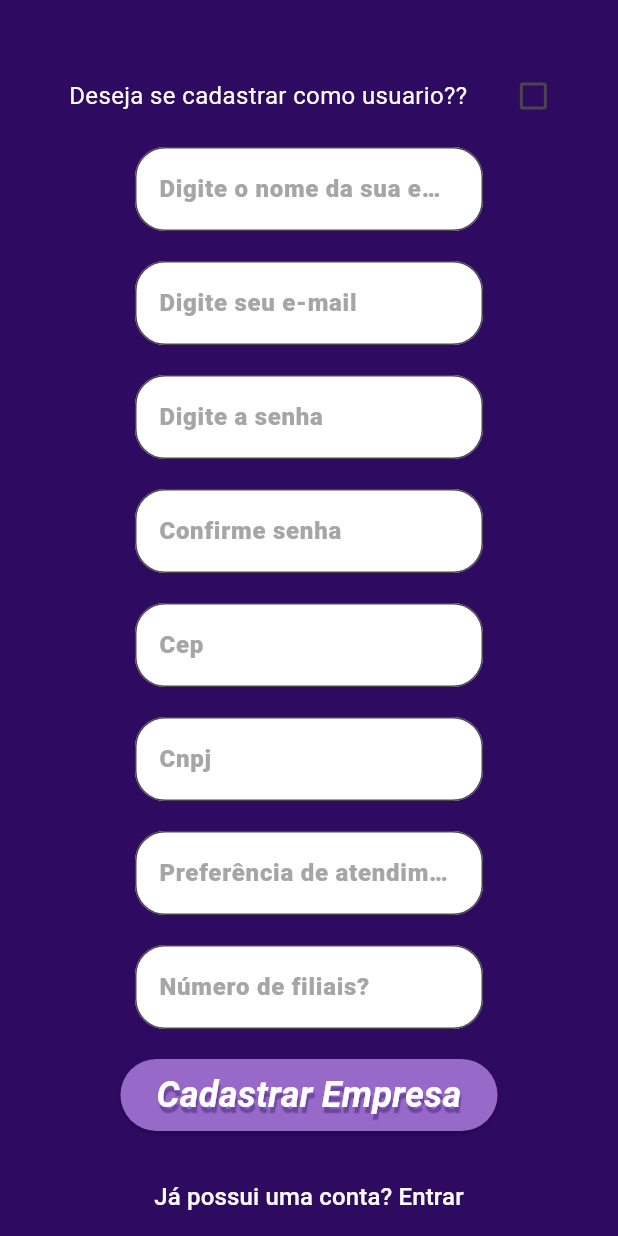
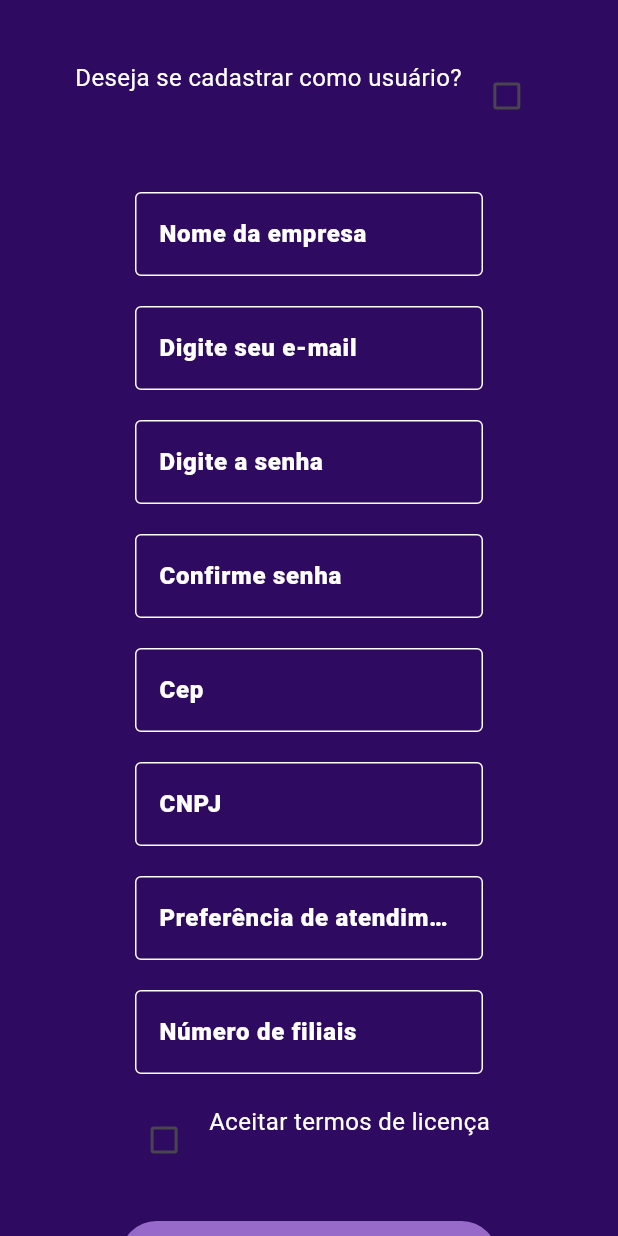
Before and after one commit to cassiojuniorr/FuraFila, a Flutter app: the RegisterCompany screen opened directly, on a phone screen of 412 x 824 dp. Run offline on Flutter 3.47's test engine with Material 3 defaults, Android fonts, the light colour scheme and no system bars; our stand-ins replace carousel_slider, cloud_firestore, firebase_auth, firebase_core, smooth_page_indicator; accounts and stored records are empty; generated files the repository leaves out were written again.

```diff
--- a/lib/main.dart
+++ b/lib/main.dart
@@ -1,5 +1,5 @@
 import 'package:flutter/material.dart';
-import 'package:fura_fila/pagesCompany/register_image_company.dart';
+import 'package:fura_fila/pagesCustomer/home_customer.dart';
 import 'package:fura_fila/pagesCustomer/login_customer.dart';
 import 'package:firebase_core/firebase_core.dart';
 import 'firebase_options.dart';
@@ -21,7 +21,7 @@ class MyApp extends StatelessWidget {
   @override
   Widget build(BuildContext context) {
     return const MaterialApp(
-      home: RegisterImageCompany(),
+      home: HomePage(),
       debugShowCheckedModeBanner: false,
     );
   }
--- a/lib/pagesCompany/register_company.dart
+++ b/lib/pagesCompany/register_company.dart
@@ -2,7 +2,6 @@ import 'package:flutter/material.dart';
 import 'package:fura_fila/helpers/RegisterHelpers.dart';
 import 'package:fura_fila/pagesCustomer/login_customer.dart';
 import '../style/form_style.dart';
-import 'package:fura_fila/services/auth_service.dart';
 
 class RegisterCompany extends StatefulWidget {
   const RegisterCompany({super.key});
@@ -82,22 +81,19 @@ class _RegisterCompany extends State<RegisterCompany> {
             child: SingleChildScrollView(
               child: Column(
                 children: [
-                  Row(
-                    mainAxisAlignment: MainAxisAlignment.center,
+                  Wrap(
+                    alignment: WrapAlignment.center,
+                    spacing: 6.0,
+                    runSpacing: 10.0,
                     children: [
-                      const Padding(
-                        padding: EdgeInsets.only(right: 10, left: 6),
-                        child: Text(
-                          'Deseja se cadastrar como usuario??',
+                      const Text(
+                        'Deseja se cadastrar como usuário?',
                         style: TextStyle(
                           color: Colors.white,
                           fontSize: 16,
                         ),
                       ),
-                      ),
-                      Padding(
-                        padding: const EdgeInsets.only(left: 10),
-                        child: Checkbox(
+                      Checkbox(
                         value: _companyregister,
                         activeColor: const Color.fromRGBO(109, 68, 160, 1),
                         onChanged: (newBool) {
@@ -107,11 +103,10 @@ class _RegisterCompany extends State<RegisterCompany> {
                           Navigator.pop(context);
                         },
                       ),
-                      ),
                     ],
                   ),
                   const SizedBox(
-                    height: 10,
+                    height: 40,
                   ),
                   Padding(
                     padding: const EdgeInsets.only(right: 50, left: 50),
@@ -119,8 +114,7 @@ class _RegisterCompany extends State<RegisterCompany> {
                       minLines: 1,
                       maxLines: 1,
                       controller: _nameCompanyController,
-                      decoration:
-                          _formStyle.fieldStyle('Digite o nome da sua empresa'),
+                      decoration: _formStyle.fieldStyleLabel('Nome da empresa'),
                     ),
                   ),
                   const SizedBox(
@@ -130,7 +124,8 @@ class _RegisterCompany extends State<RegisterCompany> {
                     padding: const EdgeInsets.only(right: 50, left: 50),
                     child: TextFormField(
                       controller: _emailCompanyController,
-                      decoration: _formStyle.fieldStyle('Digite seu e-mail'),
+                      decoration:
+                          _formStyle.fieldStyleLabel('Digite seu e-mail'),
                     ),
                   ),
                   const SizedBox(
@@ -140,7 +135,7 @@ class _RegisterCompany extends State<RegisterCompany> {
                     padding: const EdgeInsets.only(right: 50, left: 50),
                     child: TextFormField(
                       controller: _passwordCompanyController,
-                      decoration: _formStyle.fieldStyle('Digite a senha'),
+                      decoration: _formStyle.fieldStyleLabel('Digite a senha'),
                       obscureText: true,
                     ),
                   ),
@@ -151,7 +146,7 @@ class _RegisterCompany extends State<RegisterCompany> {
                     padding: const EdgeInsets.only(right: 50, left: 50),
                     child: TextFormField(
                       controller: _passwordConfirmCompanyController,
-                      decoration: _formStyle.fieldStyle('Confirme senha'),
+                      decoration: _formStyle.fieldStyleLabel('Confirme senha'),
                       obscureText: true,
                     ),
                   ),
@@ -162,8 +157,7 @@ class _RegisterCompany extends State<RegisterCompany> {
                     padding: const EdgeInsets.only(right: 50, left: 50),
                     child: TextFormField(
                       controller: _cepCompanyController,
-                      decoration: _formStyle.fieldStyle('Cep'),
-                      obscureText: true,
+                      decoration: _formStyle.fieldStyleLabel('Cep'),
                     ),
                   ),
                   const SizedBox(
@@ -173,8 +167,7 @@ class _RegisterCompany extends State<RegisterCompany> {
                     padding: const EdgeInsets.only(right: 50, left: 50),
                     child: TextFormField(
                       controller: _cnpjCompanyController,
-                      decoration: _formStyle.fieldStyle('Cnpj'),
-                      obscureText: true,
+                      decoration: _formStyle.fieldStyleLabel('CNPJ'),
                     ),
                   ),
                   const SizedBox(
@@ -184,9 +177,8 @@ class _RegisterCompany extends State<RegisterCompany> {
                     padding: const EdgeInsets.only(right: 50, left: 50),
                     child: TextFormField(
                       controller: _queueCompanyController,
-                      decoration: _formStyle.fieldStyle(
+                      decoration: _formStyle.fieldStyleLabel(
                           'Preferência de atendimento online (1-10)'),
-                      obscureText: true,
                     ),
                   ),
                   const SizedBox(
@@ -196,12 +188,38 @@ class _RegisterCompany extends State<RegisterCompany> {
                     padding: const EdgeInsets.only(right: 50, left: 50),
                     child: TextFormField(
                       controller: _filiaisCompanyController,
-                      decoration: _formStyle.fieldStyle('Número de filiais?'),
-                      obscureText: true,
+                      decoration:
+                          _formStyle.fieldStyleLabel('Número de filiais'),
                     ),
                   ),
                   const SizedBox(
                     height: 20,
+                  ),
+                  Wrap(
+                    alignment: WrapAlignment.center,
+                    spacing: 6.0,
+                    runSpacing: 10.0,
+                    children: [
+                      Checkbox(
+                        value: _termos,
+                        activeColor: const Color.fromRGBO(109, 68, 160, 1),
+                        onChanged: (newBool) {
+                          setState(() {
+                            _termos = newBool!;
+                          });
+                        },
+                      ),
+                      const Text(
+                        'Aceitar termos de licença',
+                        style: TextStyle(
+                          color: Colors.white,
+                          fontSize: 16,
+                        ),
+                      ),
+                    ],
+                  ),
+                  const SizedBox(
+                    height: 30,
                   ),
                   ElevatedButton(
                     onPressed: () async {
@@ -250,7 +268,7 @@ class _RegisterCompany extends State<RegisterCompany> {
                     ),
                   ),
                   const SizedBox(
-                    height: 20,
+                    height: 40,
                   ),
                   TextButton(
                     onPressed: () {
--- a/lib/style/form_style.dart
+++ b/lib/style/form_style.dart
@@ -5,6 +5,18 @@ class FormStyle {
     return InputDecoration(
       border: OutlineInputBorder(
         borderRadius: BorderRadius.circular(20),
+      ),
+      enabledBorder: OutlineInputBorder(
+        borderRadius: BorderRadius.circular(20),
+        borderSide: const BorderSide(color: Colors.white),
+      ),
+      focusedBorder: OutlineInputBorder(
+        borderRadius: BorderRadius.circular(20),
+        borderSide: const BorderSide(color: Colors.white),
+      ),
+      errorBorder: OutlineInputBorder(
+        borderRadius: BorderRadius.circular(20),
+        borderSide: const BorderSide(color: Colors.red),
       ),
       filled: true,
       fillColor: Colors.white,
@@ -16,4 +28,31 @@ class FormStyle {
       ),
     );
   }
+
+  InputDecoration fieldStyleLabel(text) {
+    return InputDecoration(
+      border: OutlineInputBorder(
+        borderRadius: BorderRadius.circular(4),
+        borderSide: const BorderSide(color: Colors.white),
+      ),
+      enabledBorder: OutlineInputBorder(
+        borderRadius: BorderRadius.circular(4),
+        borderSide: const BorderSide(color: Colors.white),
+      ),
+      focusedBorder: OutlineInputBorder(
+        borderRadius: BorderRadius.circular(4),
+        borderSide: const BorderSide(color: Colors.white),
+      ),
+      errorBorder: OutlineInputBorder(
+        borderRadius: BorderRadius.circular(4),
+        borderSide: const BorderSide(color: Colors.red),
+      ),
+      labelText: text,
+      labelStyle: const TextStyle(
+        color: Colors.white,
+        fontSize: 16,
+        fontWeight: FontWeight.w900,
+      ),
+    );
+  }
 }
--- a/pubspec.yaml
+++ b/pubspec.yaml
@@ -33,6 +33,7 @@ dependencies:
   rflutter_alert: ^2.0.7
   path_provider: ^2.1.3
   path: ^1.9.0
+  smooth_page_indicator: ^1.2.0+3
 
 
   # The following adds the Cupertino Icons font to your application.
@@ -41,6 +42,7 @@ dependencies:
   firebase_core: ^3.1.1
   firebase_auth: ^5.1.1
   cloud_firestore: ^5.2.1
+  carousel_slider: ^5.0.0
 
 dev_dependencies:
   flutter_test:
@@ -51,7 +53,7 @@ dev_dependencies:
   # activated in the `analysis_options.yaml` file located at the root of your
   # package. See that file for information about deactivating specific lint
   # rules and activating additional ones.
-  flutter_lints: ^3.0.0
+  flutter_lints: ^4.0.0
 
 # For information on the generic Dart part of this file, see the
 # following page: https://dart.dev/tools/pub/pubspec
```
Also changed, not shown: lib/pagesCompany/register_image_company.dart (+107 -13 lines), lib/pagesCustomer/home_customer.dart (+28 -13 lines), pubspec.lock. Lines whose indentation alone changed are shown as unchanged.
